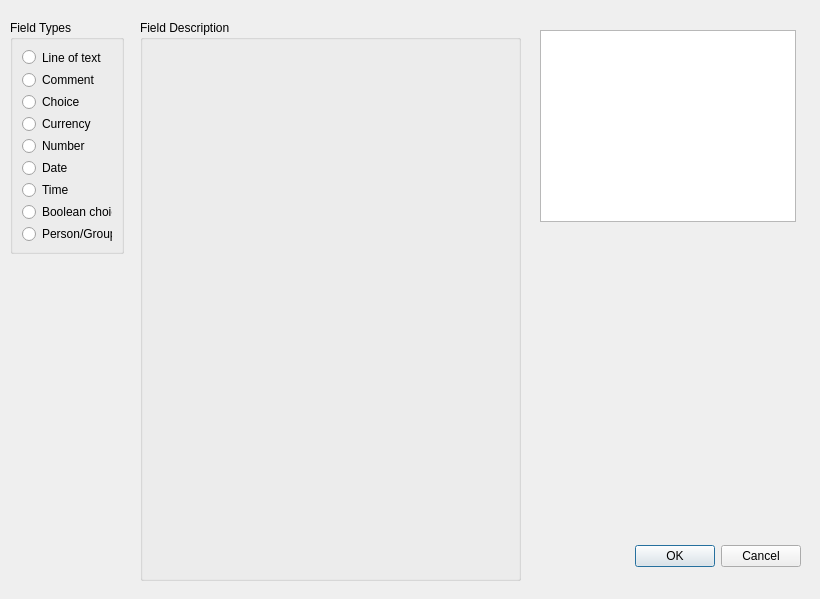
Before: the Qt Designer form ui/create_new_table.ui in AeroNotix/freepoint, drawn with Qt 5.
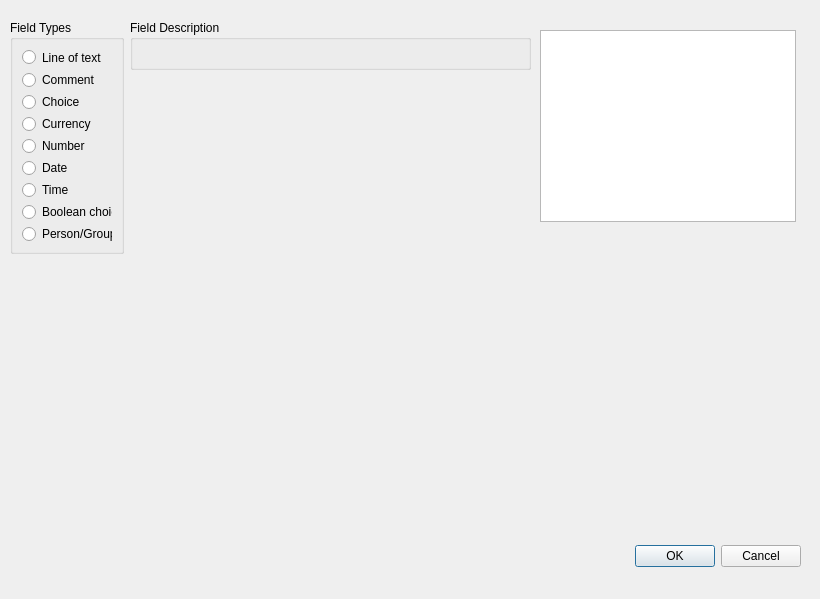
After: the same form once the commit is applied.

```diff
--- a/ui/create_new_table.ui
+++ b/ui/create_new_table.ui
@@ -165,15 +165,16 @@
   <widget class="QGroupBox" name="groupBox_2">
    <property name="geometry">
     <rect>
-     <x>140</x>
+     <x>130</x>
      <y>20</y>
-     <width>381</width>
-     <height>561</height>
+     <width>401</width>
+     <height>50</height>
     </rect>
    </property>
    <property name="title">
     <string>Field Description</string>
    </property>
+   <layout class="QVBoxLayout" name="verticalLayout_2"/>
   </widget>
  </widget>
  <resources/>
```
